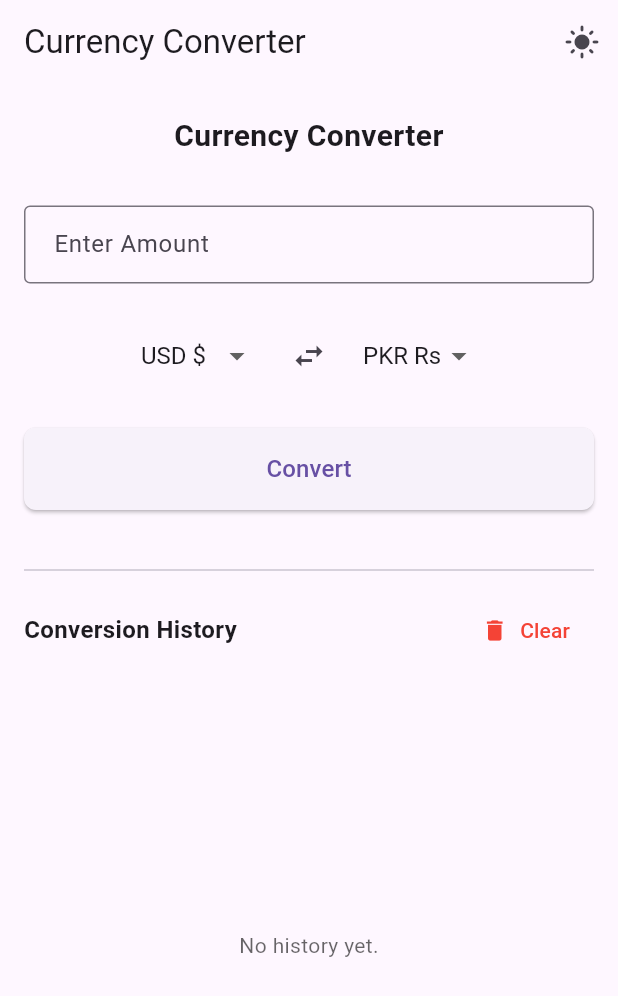
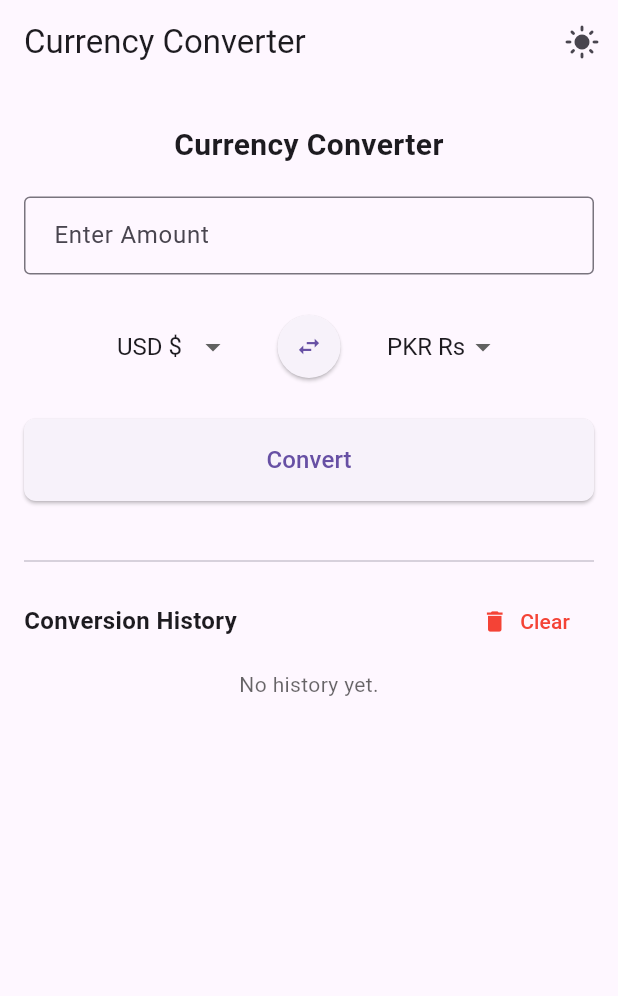
Before and after one commit to hassanbuilds/currency_converter_flutter, a Flutter app: the screen it shows after launch, on a phone screen of 412 x 824 dp. Shown: the top 996 px of the screen. Run offline on Flutter 3.47's test engine with Material 3 defaults, Android fonts, the phone set to English and light mode, and no system bars; our stand-ins replace shared_preferences.

Commit message:
Fix UI overflow with SingleChildScrollView, add spacing around swap button/dropdowns, and adjust history list with shrinkWrap for smooth scrolling

```diff
--- a/lib/currency_converter_material_page.dart
+++ b/lib/currency_converter_material_page.dart
@@ -123,29 +123,30 @@ class _CurrencyConverterPageState extends State<CurrencyConverterPage> {
           ),
         ],
       ),
-      body: Column(
+      body: SafeArea(
+        child: SingleChildScrollView(
+          //  Fix bottom overflow with scrolling
+          padding: const EdgeInsets.all(16.0),
+          child: Column(
             children: [
               // Bold centered title
-          Padding(
-            padding: const EdgeInsets.only(top: 20.0, bottom: 16.0),
+              const Padding(
+                padding: EdgeInsets.only(top: 10.0, bottom: 20.0),
                 child: Text(
                   'Currency Converter',
-              style: const TextStyle(fontSize: 20, fontWeight: FontWeight.bold),
+                  style: TextStyle(fontSize: 20, fontWeight: FontWeight.bold),
                   textAlign: TextAlign.center,
                 ),
               ),
-          Expanded(
-            child: Padding(
-              padding: const EdgeInsets.all(16.0),
-              child: Column(
-                children: [
+
+              // Input Field
               TextField(
                 controller: _amountController,
                 keyboardType: TextInputType.number,
-                    decoration: InputDecoration(
+                decoration: const InputDecoration(
                   hintText: 'Enter Amount',
-                      border: const OutlineInputBorder(),
-                      contentPadding: const EdgeInsets.symmetric(
+                  border: OutlineInputBorder(),
+                  contentPadding: EdgeInsets.symmetric(
                     horizontal: 16,
                     vertical: 14,
                   ),
@@ -162,12 +163,19 @@ class _CurrencyConverterPageState extends State<CurrencyConverterPage> {
                       _fromCurrency,
                       (val) => setState(() => _fromCurrency = val!),
                     ),
-                        const SizedBox(width: 12),
-                        IconButton(
-                          icon: const Icon(Icons.swap_horiz),
+                    const SizedBox(width: 20), // extra spacing
+                    ElevatedButton(
                       onPressed: _swapCurrencies,
+                      style: ElevatedButton.styleFrom(
+                        padding: const EdgeInsets.symmetric(
+                          horizontal: 16,
+                          vertical: 12,
                         ),
-                        const SizedBox(width: 12),
+                        shape: const CircleBorder(),
+                      ),
+                      child: const Icon(Icons.swap_horiz),
+                    ),
+                    const SizedBox(width: 20), // extra spacing
                     _buildCurrencyDropdown(
                       _toCurrency,
                       (val) => setState(() => _toCurrency = val!),
@@ -186,12 +194,11 @@ class _CurrencyConverterPageState extends State<CurrencyConverterPage> {
                   ),
                   minimumSize: const Size(double.infinity, 0),
                 ),
-                    child: const Text(
-                      'Convert',
-                      style: TextStyle(fontSize: 16),
-                    ),
+                child: const Text('Convert', style: TextStyle(fontSize: 16)),
               ),
               const SizedBox(height: 24),
+
+              // Result
               if (_result.isNotEmpty)
                 Card(
                   child: Padding(
@@ -211,10 +218,7 @@ class _CurrencyConverterPageState extends State<CurrencyConverterPage> {
                 children: [
                   const Text(
                     'Conversion History',
-                        style: TextStyle(
-                          fontSize: 16,
-                          fontWeight: FontWeight.bold,
-                        ),
+                    style: TextStyle(fontSize: 16, fontWeight: FontWeight.bold),
                   ),
                   TextButton.icon(
                     onPressed: _clearHistory,
@@ -229,35 +233,27 @@ class _CurrencyConverterPageState extends State<CurrencyConverterPage> {
               const SizedBox(height: 8),
 
               //  History List
-                  Expanded(
-                    child:
-                        _history.isEmpty
-                            ? Center(
+              if (_history.isEmpty)
+                Center(
                   child: Text(
                     'No history yet.',
-                                style: TextStyle(
-                                  color: Theme.of(context).hintColor,
-                                ),
+                    style: TextStyle(color: Theme.of(context).hintColor),
                   ),
                 )
-                            : ListView.builder(
+              else
+                ListView.builder(
+                  shrinkWrap: true, // Works inside scroll view
+                  physics: const NeverScrollableScrollPhysics(),
                   itemCount: _history.length,
                   itemBuilder:
                       (context, index) => Card(
-                                    margin: const EdgeInsets.symmetric(
-                                      vertical: 4,
-                                    ),
+                        margin: const EdgeInsets.symmetric(vertical: 4),
                         child: ListTile(
-                                      contentPadding:
-                                          const EdgeInsets.symmetric(
+                          contentPadding: const EdgeInsets.symmetric(
                             horizontal: 16,
                           ),
-                                      leading: const Icon(
-                                        Icons.history,
-                                        size: 20,
-                                      ),
+                          leading: const Icon(Icons.history, size: 20),
                           title: Text(_history[index]),
-                                    ),
                         ),
                       ),
                 ),
@@ -265,8 +261,6 @@ class _CurrencyConverterPageState extends State<CurrencyConverterPage> {
           ),
         ),
       ),
-        ],
-      ),
     );
   }
 }
```
Lines whose indentation alone changed are shown as unchanged.
